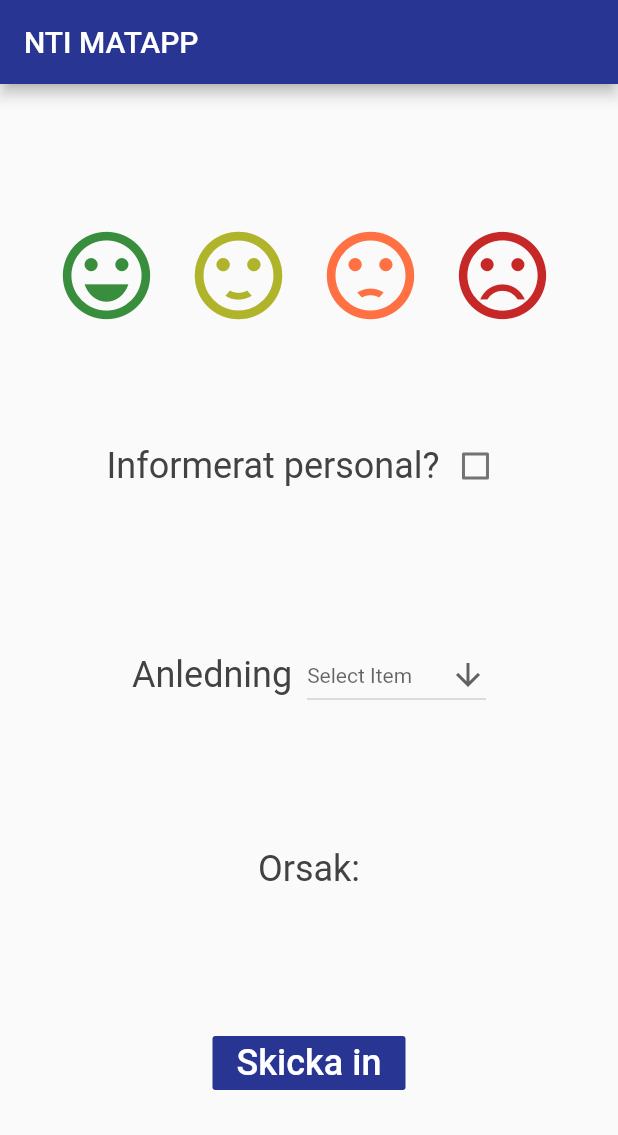
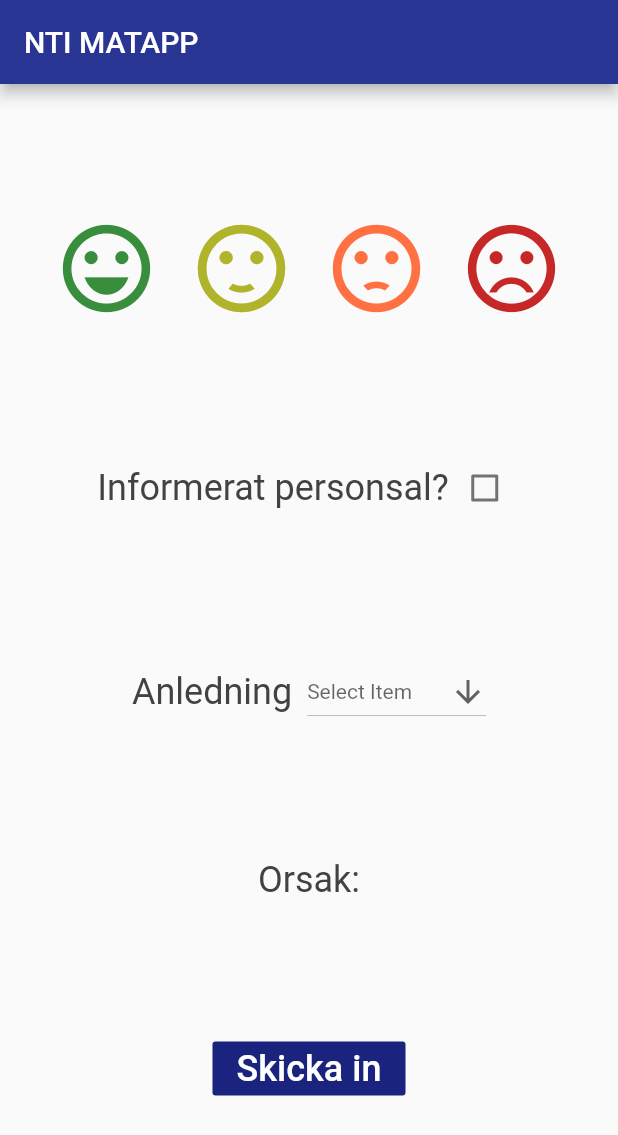
Before and after one commit to AlexMattsson/Matapp, a Flutter app: the screen it shows after launch, on a phone screen of 412 x 824 dp. Shown: the top 1135 px of the screen. Run offline on Flutter 3.47's test engine with Material 2 defaults, Android fonts, the phone set to English and light mode, and no system bars.

Commit message:
Rating button hitbox

```diff
--- a/app/lib/home.dart
+++ b/app/lib/home.dart
@@ -36,68 +36,59 @@ class _HomeState extends State<Home> {
                 Row(
                   mainAxisAlignment: MainAxisAlignment.spaceBetween,
                   children: <Widget>[
-                    IconButton(
-                      padding: EdgeInsets.all(1.0),
-                      icon: Icon(
-                        Icons.sentiment_very_satisfied,
-                        color: Colors.green[700],
-                        size: 70,
-                      ),
-                      onPressed: () {
-                        print("filled background");
-                      },
+                    SizedBox(
+                        height: 70.0,
+                        width: 70.0,
+                        child: IconButton(
+                          padding: EdgeInsets.all(0.0),
+                          color: Colors.green[700],
+                          icon:
+                              Icon(Icons.sentiment_very_satisfied, size: 70.0),
+                          onPressed: () {},
+                        )),
+                    SizedBox(
+                      width: 20,
                     ),
                     SizedBox(
-                      width: 40,
-                    ),
-                    IconButton(
-                      padding: EdgeInsets.all(1.0),
-                      icon: Icon(
-                        Icons.sentiment_satisfied,
-                        color: Colors.lime[700],
-                        size: 70,
-                      ),
-                      onPressed: () {
-                        print("filled background");
-                      },
+                        height: 70.0,
+                        width: 70.0,
+                        child: IconButton(
+                          padding: EdgeInsets.all(0.0),
+                          color: Colors.lime[700],
+                          icon: Icon(Icons.sentiment_satisfied, size: 70.0),
+                          onPressed: () {},
+                        )),
+                    SizedBox(
+                      width: 20,
                     ),
                     SizedBox(
-                      width: 40,
-                    ),
-                    IconButton(
-                      padding: EdgeInsets.all(1.0),
-                      icon: Icon(
-                        Icons.sentiment_dissatisfied,
-                        color: Colors.deepOrange[400],
-                        size: 70,
-                      ),
-                      onPressed: () {
-                        print("filled background");
-                      },
+                        height: 70.0,
+                        width: 70.0,
+                        child: IconButton(
+                          padding: EdgeInsets.all(0.0),
+                          color: Colors.deepOrange[400],
+                          icon: Icon(Icons.sentiment_dissatisfied, size: 70.0),
+                          onPressed: () {},
+                        )),
+                    SizedBox(
+                      width: 20,
                     ),
                     SizedBox(
-                      width: 40,
-                    ),
-                    IconButton(
-                      padding: EdgeInsets.all(1.0),
-                      icon: Icon(
-                        Icons.sentiment_very_dissatisfied,
-                        color: Colors.red[800],
-                        size: 70,
-                      ),
-                      onPressed: () {
-                        print("filled background");
-                      },
-                    ),
-                    SizedBox(
-                      width: 30,
-                    ),
+                        height: 70.0,
+                        width: 70.0,
+                        child: IconButton(
+                          padding: EdgeInsets.all(0.0),
+                          color: Colors.red[800],
+                          icon: Icon(Icons.sentiment_very_dissatisfied,
+                              size: 70.0),
+                          onPressed: () {},
+                        )),
                   ],
                 ),
                 Row(
                   children: <Widget>[
                     Text(
-                      "Informerat personal?",
+                      "Informerat personsal?",
                       style: TextStyle(fontSize: 24, color: Colors.grey[800]),
                     ),
                     Checkbox(
@@ -137,6 +128,7 @@ class _HomeState extends State<Home> {
                     'Skicka in',
                     style: TextStyle(fontSize: 24),
                   ),
+                  onPressed: () {},
                 ),
               ],
             ),
```
